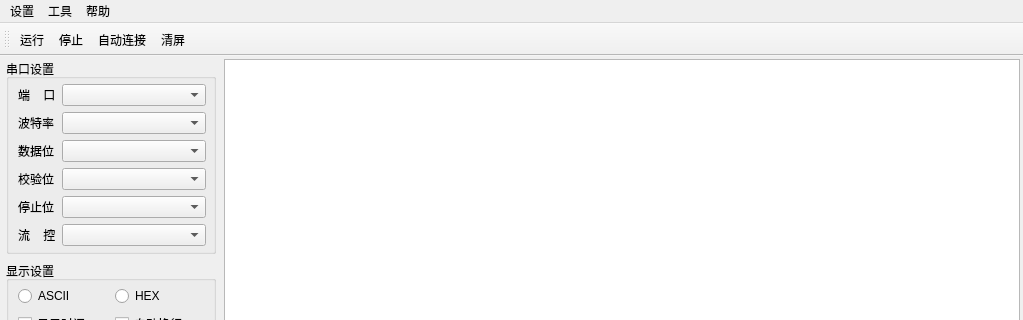
The window that SerialPort.ui (leichau/GSP) describes before a commit, drawn with Qt 5; both pictures show x 0 to 1023 and y 0 to 320 of the 1023 by 712 pixel window.
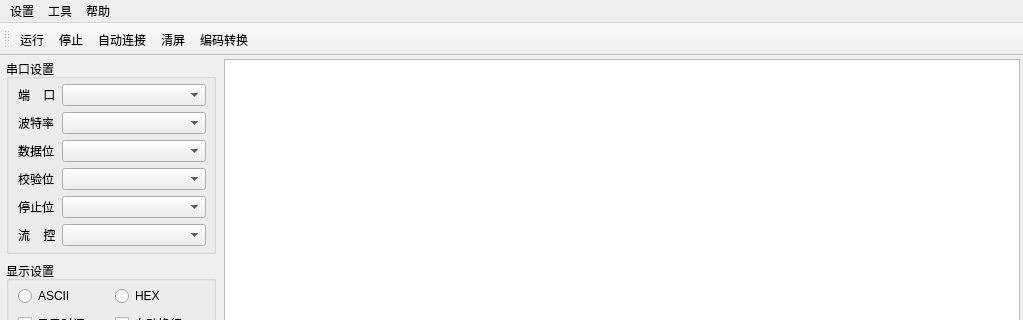
The same window after the commit. Icons and pictures are not drawn.

```diff
--- a/SerialPort.ui
+++ b/SerialPort.ui
@@ -643,6 +643,7 @@
    <addaction name="stop"/>
    <addaction name="actionAutoConnect"/>
    <addaction name="clear"/>
+   <addaction name="codec"/>
   </widget>
   <widget class="QMenuBar" name="menuBar">
    <property name="geometry">
```
Left out of the diff: 27 changed lines with no effect on the pictures.
